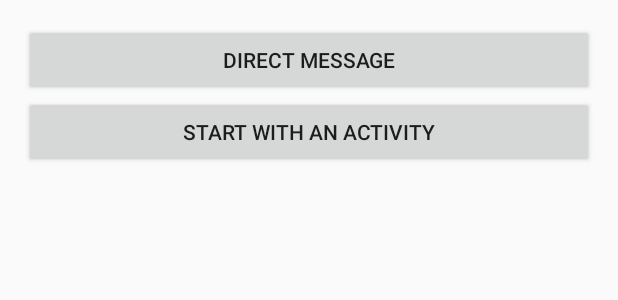
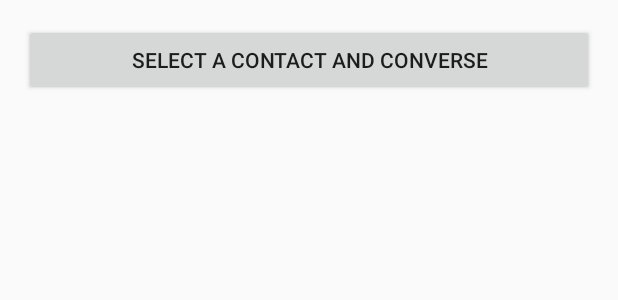
Before and after one commit to chat21/chat21-android-demo, an Android app: the layout fragment_tab_home.xml on its own in the app's theme, with its tools: preview values and no code run, on a phone screen of 412 x 824 dp. Shown: the top 300 px of the screen. Run offline under Robolectric (Android 15) with nearby library versions, the phone set to English and light mode, and no system bars.

Commit message:
fixed home buttons

```diff
--- a/app/src/main/res/layout/fragment_tab_home.xml
+++ b/app/src/main/res/layout/fragment_tab_home.xml
@@ -19,11 +19,11 @@
             android:layout_height="wrap_content"
             android:text="@string/fragment_tab_home_direct_message_button_label" />
 
-        <Button
-            android:id="@+id/start_chat_activity"
-            android:layout_width="match_parent"
-            android:layout_height="wrap_content"
-            android:text="@string/fragment_tab_home_new_chat_activity_button_label" />
+        <!--<Button-->
+            <!--android:id="@+id/start_chat_activity"-->
+            <!--android:layout_width="match_parent"-->
+            <!--android:layout_height="wrap_content"-->
+            <!--android:text="@string/fragment_tab_home_new_chat_activity_button_label" />-->
 
     </LinearLayout>
 
--- a/app/src/main/res/values/settings.xml
+++ b/app/src/main/res/values/settings.xml
@@ -11,7 +11,7 @@
 
     <!--just uncomment(comment) one of these to display(or not) the relative tab within the adapter-->
     <string-array name="tab_tags" translatable="false">
-        <!--<item>@string/tag_home</item>-->
+        <item>@string/tag_home</item>
         <item>@string/tag_chat</item>
         <item>@string/tag_profile</item>
     </string-array>
--- a/app/src/main/res/values/strings.xml
+++ b/app/src/main/res/values/strings.xml
@@ -2,6 +2,6 @@
     <string name="app_name">Chat21</string>
     <!--<string name="action_settings">Settings</string>-->
 
-    <string name="fragment_tab_home_direct_message_button_label">Direct Message</string>
-    <string name="fragment_tab_home_new_chat_activity_button_label">Start with an activity</string>
+    <string name="fragment_tab_home_direct_message_button_label">Select a contact and converse</string>
+    <!--<string name="fragment_tab_home_new_chat_activity_button_label">Start with an activity</string>-->
 </resources>
```
Also changed, not shown: app/src/main/java/chat21/android/demo/HomeFragment.java (+22 -35 lines), 2 other files.
